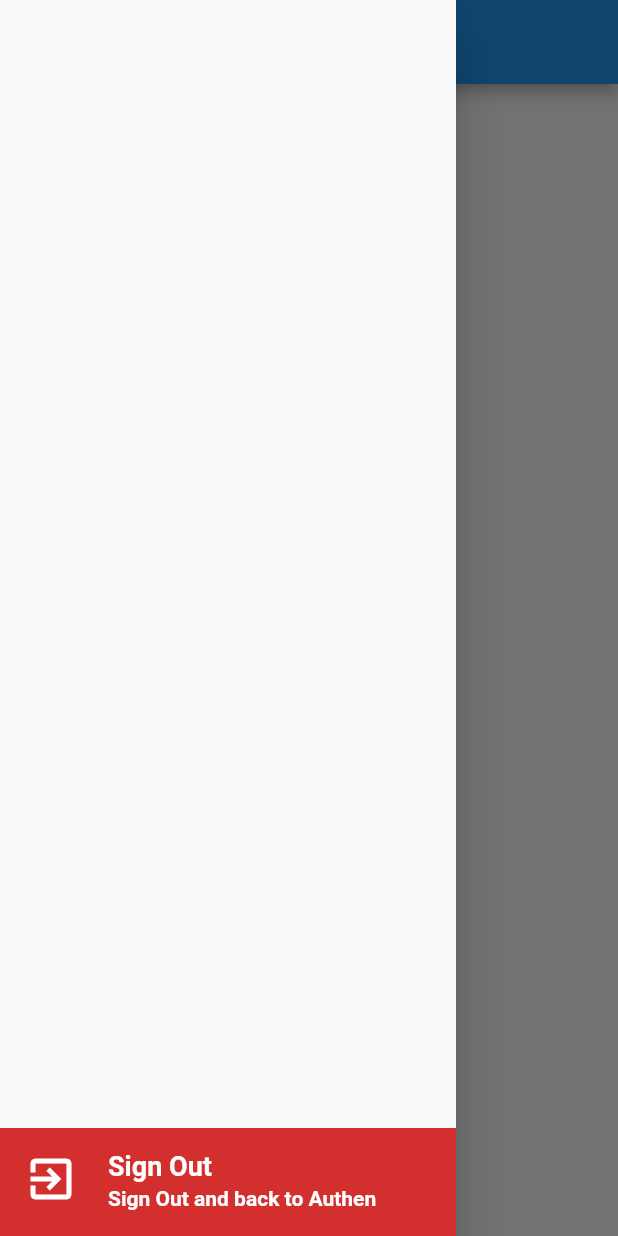
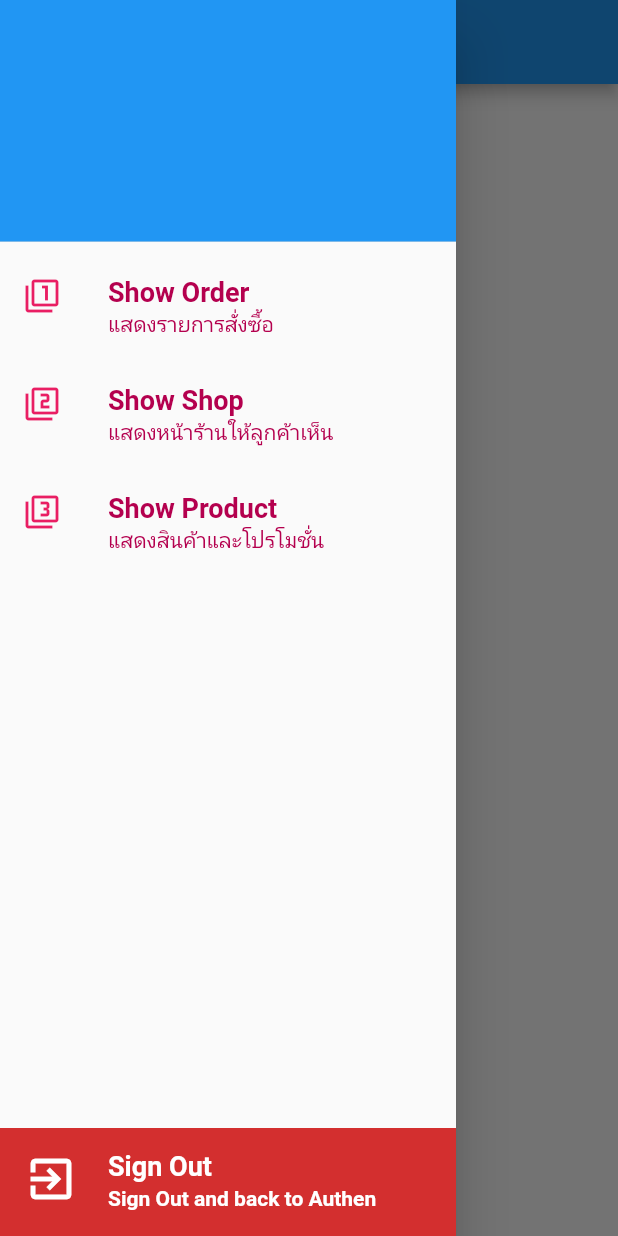
Before and after one commit to Wintech-thekop/Shoppingmall, a Flutter app: the SellerService screen opened by its route, with the side drawer open, on a phone screen of 412 x 824 dp. Run offline on Flutter 3.47's test engine with Material 2 defaults, Android fonts, the phone set to English and light mode, and no system bars; our stand-ins replace dio, geolocator, google_maps_flutter, image_picker, shared_preferences; accounts and stored records are empty.

Commit message:
การทำระบบ Navigator เปลี่ยน Body บน Drawer

```diff
--- /dev/null
+++ b/lib/state/seller/show_order_seller.dart
@@ -0,0 +1,17 @@
+import 'package:flutter/material.dart';
+
+class ShowOrderSeller extends StatefulWidget {
+  const ShowOrderSeller({ Key? key }) : super(key: key);
+
+  @override
+  _ShowOrderSellerState createState() => _ShowOrderSellerState();
+}
+
+class _ShowOrderSellerState extends State<ShowOrderSeller> {
+  @override
+  Widget build(BuildContext context) {
+    return Scaffold(
+      body: Text('This is Show Order'),
+    );
+  }
+}
--- a/lib/state/seller_service.dart
+++ b/lib/state/seller_service.dart
@@ -1,5 +1,8 @@
 import 'package:flutter/material.dart';
 import 'package:shared_preferences/shared_preferences.dart';
+import 'package:shoppingmall/state/seller/show_order_seller.dart';
+import 'package:shoppingmall/state/seller/show_product_seller.dart';
+import 'package:shoppingmall/state/seller/show_shop_seller.dart';
 import 'package:shoppingmall/utility/my_constant.dart';
 import 'package:shoppingmall/widgets/show_signout.dart';
 import 'package:shoppingmall/widgets/show_title.dart';
@@ -12,6 +15,13 @@ class SellerService extends StatefulWidget {
 }
 
 class _SellerServiceState extends State<SellerService> {
+  List<Widget> widgets = [
+    ShowOrderSeller(),
+    ShowShopSeller(),
+    ShowProductSeller()
+  ];
+  int indexWidget = 0;
+
   @override
   Widget build(BuildContext context) {
     return Scaffold(
@@ -19,7 +29,89 @@ class _SellerServiceState extends State<SellerService> {
         title: Text('Seller Service'),
       ),
       drawer: Drawer(
-        child: ShowSignOut(),
+        child: Stack(
+          children: [
+            ShowSignOut(),
+            Column(
+              children: [
+                UserAccountsDrawerHeader(accountName: null, accountEmail: null),
+                showOrder(),
+                showShop(),
+                showProduct(),
+              ],
+            )
+          ],
+        ),
+      ),
+      body: widgets[indexWidget],
+    );
+  }
+
+  ListTile showOrder() {
+    return ListTile(
+      onTap: () {
+        setState(() {
+          indexWidget = 0;
+          Navigator.pop(context);
+        });
+      },
+      leading: Icon(
+        Icons.filter_1_outlined,
+        color: Colors.pink,
+      ),
+      title: ShowTitle(
+        title: 'Show Order',
+        textStyle: MyConstant().h2Style(),
+      ),
+      subtitle: ShowTitle(
+        title: 'แสดงรายการสั่งซื้อ',
+        textStyle: MyConstant().h3Style(),
+      ),
+    );
+  }
+
+  ListTile showShop() {
+    return ListTile(
+      onTap: () {
+        setState(() {
+          indexWidget = 1;
+          Navigator.pop(context);
+        });
+      },
+      leading: Icon(
+        Icons.filter_2_outlined,
+        color: Colors.pink,
+      ),
+      title: ShowTitle(
+        title: 'Show Shop',
+        textStyle: MyConstant().h2Style(),
+      ),
+      subtitle: ShowTitle(
+        title: 'แสดงหน้าร้านให้ลูกค้าเห็น',
+        textStyle: MyConstant().h3Style(),
+      ),
+    );
+  }
+
+  ListTile showProduct() {
+    return ListTile(
+      onTap: () {
+        setState(() {
+          indexWidget = 2;
+          Navigator.pop(context);
+        });
+      },
+      leading: Icon(
+        Icons.filter_3_outlined,
+        color: Colors.pink,
+      ),
+      title: ShowTitle(
+        title: 'Show Product',
+        textStyle: MyConstant().h2Style(),
+      ),
+      subtitle: ShowTitle(
+        title: 'แสดงสินค้าและโปรโมชั่น',
+        textStyle: MyConstant().h3Style(),
       ),
     );
   }
--- a/lib/utility/my_constant.dart
+++ b/lib/utility/my_constant.dart
@@ -3,7 +3,7 @@ import 'package:flutter/material.dart';
 class MyConstant {
   // General
   static String appName = 'Shopping Mall';
-  static String domain = 'https://fbd7f23e8bf0.ngrok.io';
+  static String domain = 'https://a839a3e94602.ngrok.io';
 
   // Route
   static String routeAuthen = '/authen';
```
Also changed, not shown: lib/state/seller/show_product_seller.dart (added, +17 -0 lines), lib/state/seller/show_shop_seller.dart (added, +17 -0 lines).
